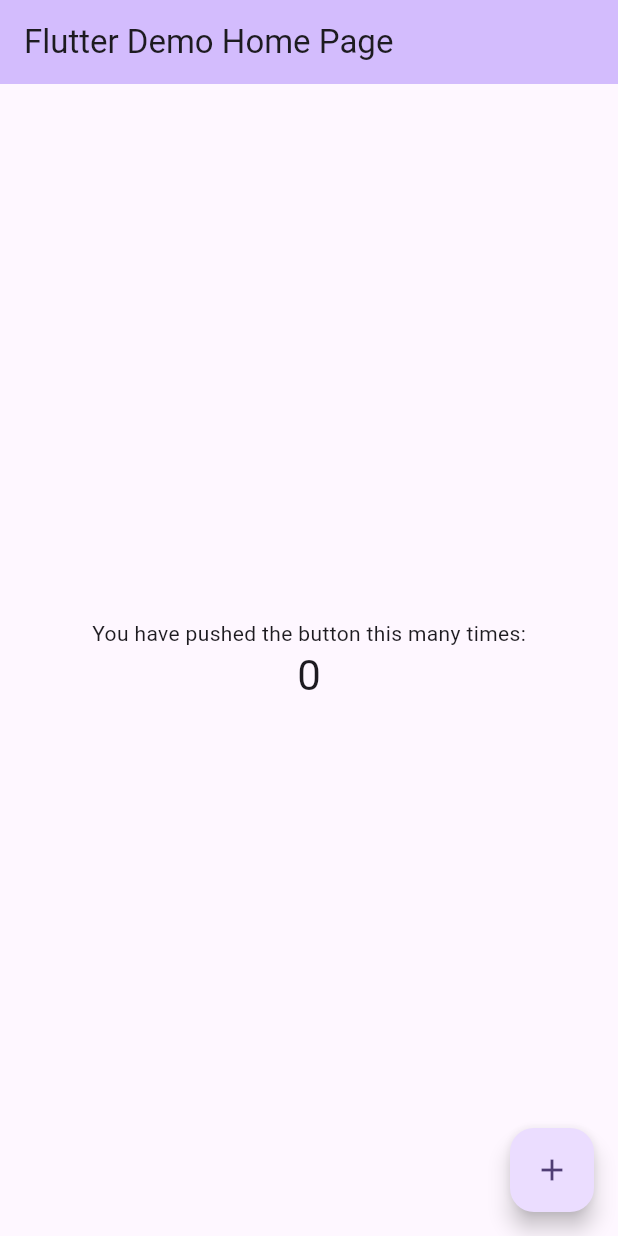
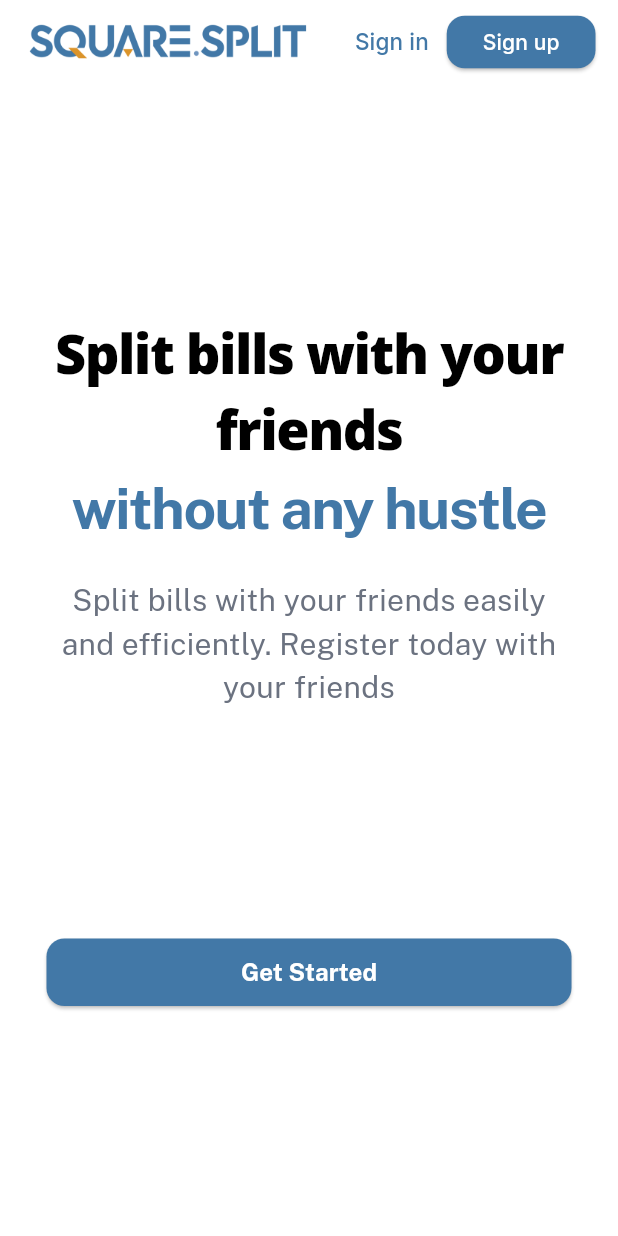
Before and after one commit to jaythanki18/square_split, a Flutter app: the screen it shows after launch, on a phone screen of 412 x 824 dp. Run offline on Flutter 3.47's test engine with Material 3 defaults, Android fonts, the light colour scheme and no system bars; our stand-ins replace google_fonts.

Commit message:
Added home screen ui

```diff
--- a/lib/main.dart
+++ b/lib/main.dart
@@ -1,125 +1,19 @@
 import 'package:flutter/material.dart';
+import 'package:square_split/screens/HomeScreen.dart';
 
 void main() {
-  runApp(const MyApp());
+  runApp( MyApp());
 }
 
 class MyApp extends StatelessWidget {
   const MyApp({super.key});
 
-  // This widget is the root of your application.
   @override
   Widget build(BuildContext context) {
-    return MaterialApp(
-      title: 'Flutter Demo',
-      theme: ThemeData(
-        // This is the theme of your application.
-        //
-        // TRY THIS: Try running your application with "flutter run". You'll see
-        // the application has a purple toolbar. Then, without quitting the app,
-        // try changing the seedColor in the colorScheme below to Colors.green
-        // and then invoke "hot reload" (save your changes or press the "hot
-        // reload" button in a Flutter-supported IDE, or press "r" if you used
-        // the command line to start the app).
-        //
-        // Notice that the counter didn't reset back to zero; the application
-        // state is not lost during the reload. To reset the state, use hot
-        // restart instead.
-        //
-        // This works for code too, not just values: Most code changes can be
-        // tested with just a hot reload.
-        colorScheme: ColorScheme.fromSeed(seedColor: Colors.deepPurple),
-        useMaterial3: true,
-      ),
-      home: const MyHomePage(title: 'Flutter Demo Home Page'),
+    return const MaterialApp(
+      title: 'Square.Split',
+      debugShowCheckedModeBanner: false,
+      home: HomeScreen(title: 'Square split'),
     );
   }
 }
-
-class MyHomePage extends StatefulWidget {
-  const MyHomePage({super.key, required this.title});
-
-  // This widget is the home page of your application. It is stateful, meaning
-  // that it has a State object (defined below) that contains fields that affect
-  // how it looks.
-
-  // This class is the configuration for the state. It holds the values (in this
-  // case the title) provided by the parent (in this case the App widget) and
-  // used by the build method of the State. Fields in a Widget subclass are
-  // always marked "final".
-
-  final String title;
-
-  @override
-  State<MyHomePage> createState() => _MyHomePageState();
-}
-
-class _MyHomePageState extends State<MyHomePage> {
-  int _counter = 0;
-
-  void _incrementCounter() {
-    setState(() {
-      // This call to setState tells the Flutter framework that something has
-      // changed in this State, which causes it to rerun the build method below
-      // so that the display can reflect the updated values. If we changed
-      // _counter without calling setState(), then the build method would not be
-      // called again, and so nothing would appear to happen.
-      _counter++;
-    });
-  }
-
-  @override
-  Widget build(BuildContext context) {
-    // This method is rerun every time setState is called, for instance as done
-    // by the _incrementCounter method above.
-    //
-    // The Flutter framework has been optimized to make rerunning build methods
-    // fast, so that you can just rebuild anything that needs updating rather
-    // than having to individually change instances of widgets.
-    return Scaffold(
-      appBar: AppBar(
-        // TRY THIS: Try changing the color here to a specific color (to
-        // Colors.amber, perhaps?) and trigger a hot reload to see the AppBar
-        // change color while the other colors stay the same.
-        backgroundColor: Theme.of(context).colorScheme.inversePrimary,
-        // Here we take the value from the MyHomePage object that was created by
-        // the App.build method, and use it to set our appbar title.
-        title: Text(widget.title),
-      ),
-      body: Center(
-        // Center is a layout widget. It takes a single child and positions it
-        // in the middle of the parent.
-        child: Column(
-          // Column is also a layout widget. It takes a list of children and
-          // arranges them vertically. By default, it sizes itself to fit its
-          // children horizontally, and tries to be as tall as its parent.
-          //
-          // Column has various properties to control how it sizes itself and
-          // how it positions its children. Here we use mainAxisAlignment to
-          // center the children vertically; the main axis here is the vertical
-          // axis because Columns are vertical (the cross axis would be
-          // horizontal).
-          //
-          // TRY THIS: Invoke "debug painting" (choose the "Toggle Debug Paint"
-          // action in the IDE, or press "p" in the console), to see the
-          // wireframe for each widget.
-          mainAxisAlignment: MainAxisAlignment.center,
-          children: <Widget>[
-            const Text(
-              'You have pushed the button this many times:',
-            ),
-            Text(
-              '$_counter',
-              style: Theme.of(context).textTheme.headlineMedium,
-            ),
-          ],
-        ),
-      ),
-      floatingActionButton: FloatingActionButton(
-        onPressed: _incrementCounter,
-        tooltip: 'Increment',
-        child: const Icon(Icons.add),
-      ), // This trailing comma makes auto-formatting nicer for build methods.
-    );
-  }
-}
--- /dev/null
+++ b/lib/screens/HomeScreen.dart
@@ -0,0 +1,125 @@
+import 'package:flutter/material.dart';
+import 'package:google_fonts/google_fonts.dart';
+
+class HomeScreen extends StatefulWidget {
+  const HomeScreen({super.key, required String title});
+
+  @override
+  State<HomeScreen> createState() => _MyWidgetState();
+}
+
+class _MyWidgetState extends State<HomeScreen> {
+  @override
+  Widget build(BuildContext context) {
+    return Scaffold(
+      backgroundColor: Colors.white,
+      appBar: AppBar(
+        backgroundColor: Colors.white,
+        title: Image.asset(
+          'assets/SquareSplit-Light.png',
+          height: 45,
+          width: 200,
+        ),
+        actions: [
+          TextButton(
+            onPressed: () {},
+            child: Text("Sign in",
+                style: GoogleFonts.inter(
+                    textStyle: const TextStyle(
+                        color: Color.fromRGBO(66, 120, 167, 1.0),
+                        fontSize: 15))),
+          ),
+          SizedBox(
+            height: 35,
+            child: ElevatedButton(
+              child: Text(
+                "Sign up",
+                style: GoogleFonts.inter(
+                    textStyle: TextStyle(color: Colors.white)),
+              ),
+              onPressed: () {},
+              style: ElevatedButton.styleFrom(
+                shape: RoundedRectangleBorder(
+                    borderRadius: BorderRadius.circular(12)),
+                backgroundColor: Color.fromRGBO(66, 120, 167, 1.0),
+              ),
+            ),
+          ),
+          SizedBox(
+            width: 15,
+          )
+        ],
+      ),
+      body: Center(
+        child: Padding(
+          padding: const EdgeInsets.symmetric(horizontal: 10.0),
+          child: Column(
+            mainAxisAlignment: MainAxisAlignment.spaceEvenly,
+            crossAxisAlignment: CrossAxisAlignment.center,
+            children: <Widget>[
+              Column(
+                children: [
+                  Text(
+                    "Split bills with your friends",
+                    style: GoogleFonts.openSans(
+                        textStyle: const TextStyle(
+                            color: Colors.black,
+                            fontSize: 36,
+                            fontWeight: FontWeight.w800,
+                            letterSpacing: -1)),
+                    textAlign: TextAlign.center,
+                  ),
+                  Text(
+                    "without any hustle",
+                    style: GoogleFonts.publicSans(
+                        textStyle: const TextStyle(
+                            color: Color.fromRGBO(66, 120, 167, 1.0),
+                            fontSize: 38,
+                            fontWeight: FontWeight.bold,
+                            letterSpacing: -1)),
+                    textAlign: TextAlign.center,
+                  ),
+                  const SizedBox(
+                    height: 20,
+                  ),
+                  Padding(
+                    padding: const EdgeInsets.symmetric(horizontal: 20.0),
+                    child: Text(
+                      "Split bills with your friends easily and efficiently. Register today with your friends",
+                      style: GoogleFonts.publicSans(
+                          textStyle: const TextStyle(
+                        color: Color.fromRGBO(107, 114, 128, 1),
+                        fontSize: 20,
+                      )),
+                      textAlign: TextAlign.center,
+                    ),
+                  ),
+                ],
+              ),
+              SizedBox(
+                height: 45,
+                width: 350,
+                child: ElevatedButton(
+                  child: Text(
+                    "Get Started",
+                    style: GoogleFonts.publicSans(
+                        textStyle: const TextStyle(
+                            color: Colors.white,
+                            fontWeight: FontWeight.bold,
+                            fontSize: 16)),
+                  ),
+                  onPressed: () {},
+                  style: ElevatedButton.styleFrom(
+                    shape: RoundedRectangleBorder(
+                        borderRadius: BorderRadius.circular(12)),
+                    backgroundColor: Color.fromRGBO(66, 120, 167, 1.0),
+                  ),
+                ),
+              ),
+            ],
+          ),
+        ),
+      ),
+    );
+  }
+}
--- a/pubspec.yaml
+++ b/pubspec.yaml
@@ -35,6 +35,7 @@ dependencies:
   # The following adds the Cupertino Icons font to your application.
   # Use with the CupertinoIcons class for iOS style icons.
   cupertino_icons: ^1.0.6
+  google_fonts: ^6.2.1
 
 dev_dependencies:
   flutter_test:
@@ -59,8 +60,8 @@ flutter:
   uses-material-design: true
 
   # To add assets to your application, add an assets section, like this:
-  # assets:
-  #   - images/a_dot_burr.jpeg
+  assets:
+    - assets/
   #   - images/a_dot_ham.jpeg
 
   # An image asset can refer to one or more resolution-specific "variants", see
```
Also changed, not shown: assets/SquareSplit-Dark.png (added), assets/SquareSplit-Light.png (added), pubspec.lock, 1 other file.
